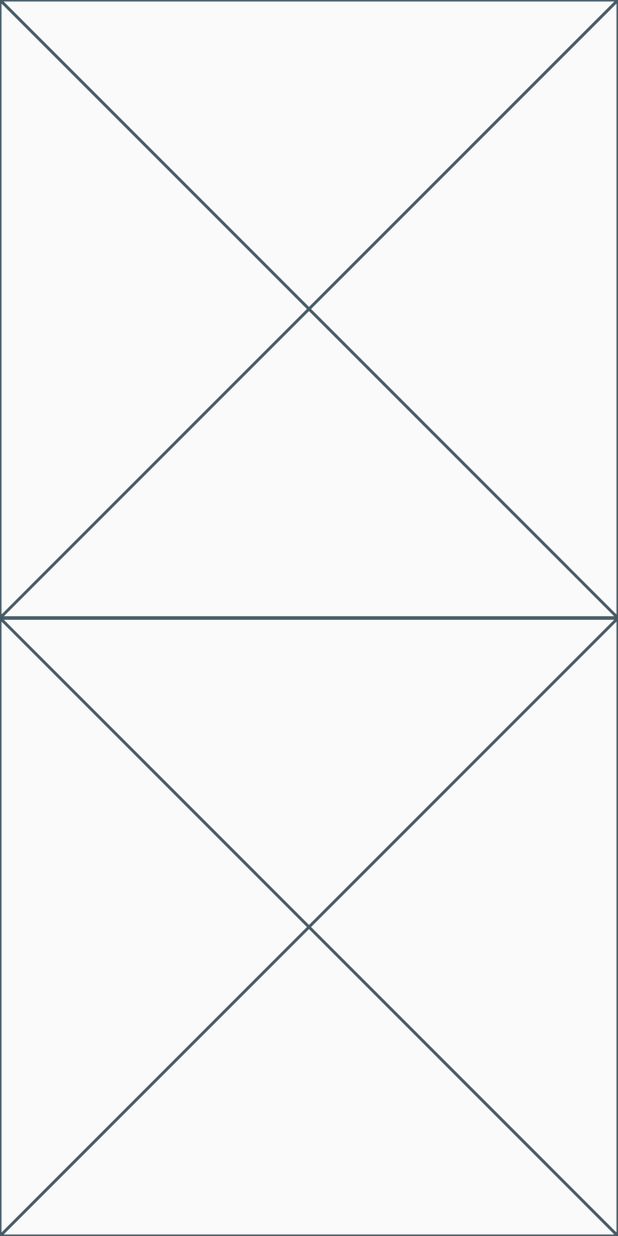
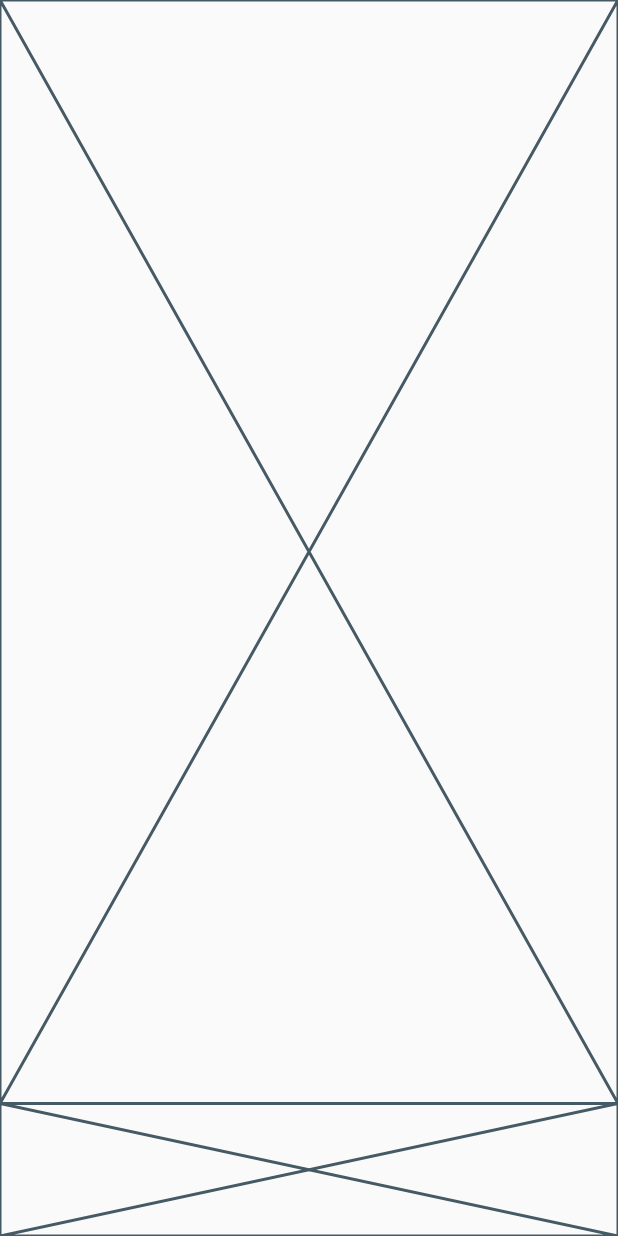
Before and after one commit to JAICHANGPARK/flutter_notebook_17th_story, a Flutter app: the screen it shows after launch, on a phone screen of 412 x 824 dp. Run offline on Flutter 3.47's test engine with Material 2 defaults, Android fonts, the phone set to English and light mode, and no system bars; our stand-ins replace badges, cached_network_image, fl_chart, flutter_riverpod, freezed_annotation, ionicons and 1 more.

Commit message:
Update flight_home_page.dart

```diff
--- a/lib/ep1040_flight_booking_app/src/flight_home_page.dart
+++ b/lib/ep1040_flight_booking_app/src/flight_home_page.dart
@@ -14,9 +14,11 @@ class _FlightHomePageState extends State<FlightHomePage> {
       body: Column(
         children: [
           Expanded(
+            flex: 25,
             child: Placeholder(),
           ),
           Expanded(
+            flex: 3,
             child: Placeholder(),
           ),
         ],
```
